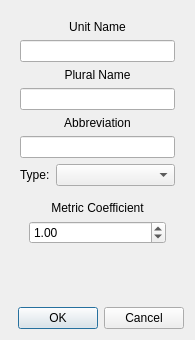
Qt form gui/newDialogs/newunitdialog.ui (andrewlalis/RecipeDB) before a commit.
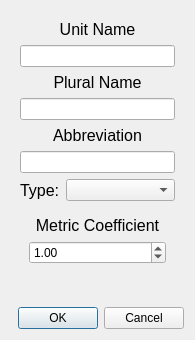
The same form after that commit. Icons and pictures are not drawn.

The edit to the form file:
```diff
--- a/gui/newDialogs/newunitdialog.ui
+++ b/gui/newDialogs/newunitdialog.ui
@@ -31,7 +31,8 @@
        <widget class="QLabel" name="label">
         <property name="font">
          <font>
-          <weight>3</weight>
+          <pointsize>12</pointsize>
+          <weight>50</weight>
           <italic>false</italic>
           <bold>false</bold>
          </font>
@@ -51,7 +52,8 @@
        <widget class="QLabel" name="label_2">
         <property name="font">
          <font>
-          <weight>3</weight>
+          <pointsize>12</pointsize>
+          <weight>50</weight>
           <italic>false</italic>
           <bold>false</bold>
          </font>
@@ -71,7 +73,8 @@
        <widget class="QLabel" name="label_3">
         <property name="font">
          <font>
-          <weight>3</weight>
+          <pointsize>12</pointsize>
+          <weight>50</weight>
           <italic>false</italic>
           <bold>false</bold>
          </font>
@@ -112,7 +115,8 @@
            </property>
            <property name="font">
             <font>
-             <weight>3</weight>
+             <pointsize>12</pointsize>
+             <weight>50</weight>
              <italic>false</italic>
              <bold>false</bold>
             </font>
@@ -142,7 +146,8 @@
           <widget class="QLabel" name="label_5">
            <property name="font">
             <font>
-             <weight>3</weight>
+             <pointsize>12</pointsize>
+             <weight>50</weight>
              <italic>false</italic>
              <bold>false</bold>
             </font>
```
Left out of the diff: 2 changed lines with no effect on the pictures.
